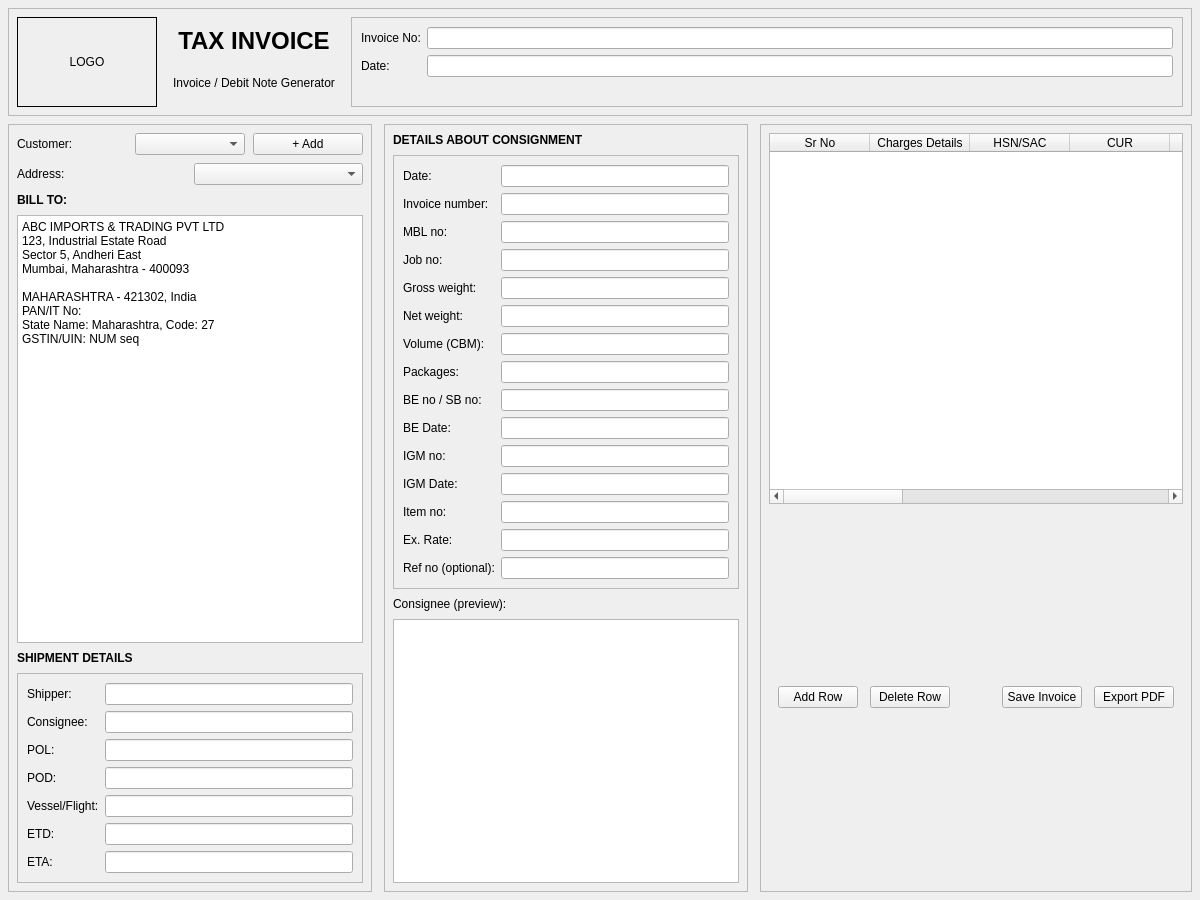
mailsolar11/SanshipInvoiceGenerator-pyqt6-, file ui/invoice_form.ui: the form before one commit.
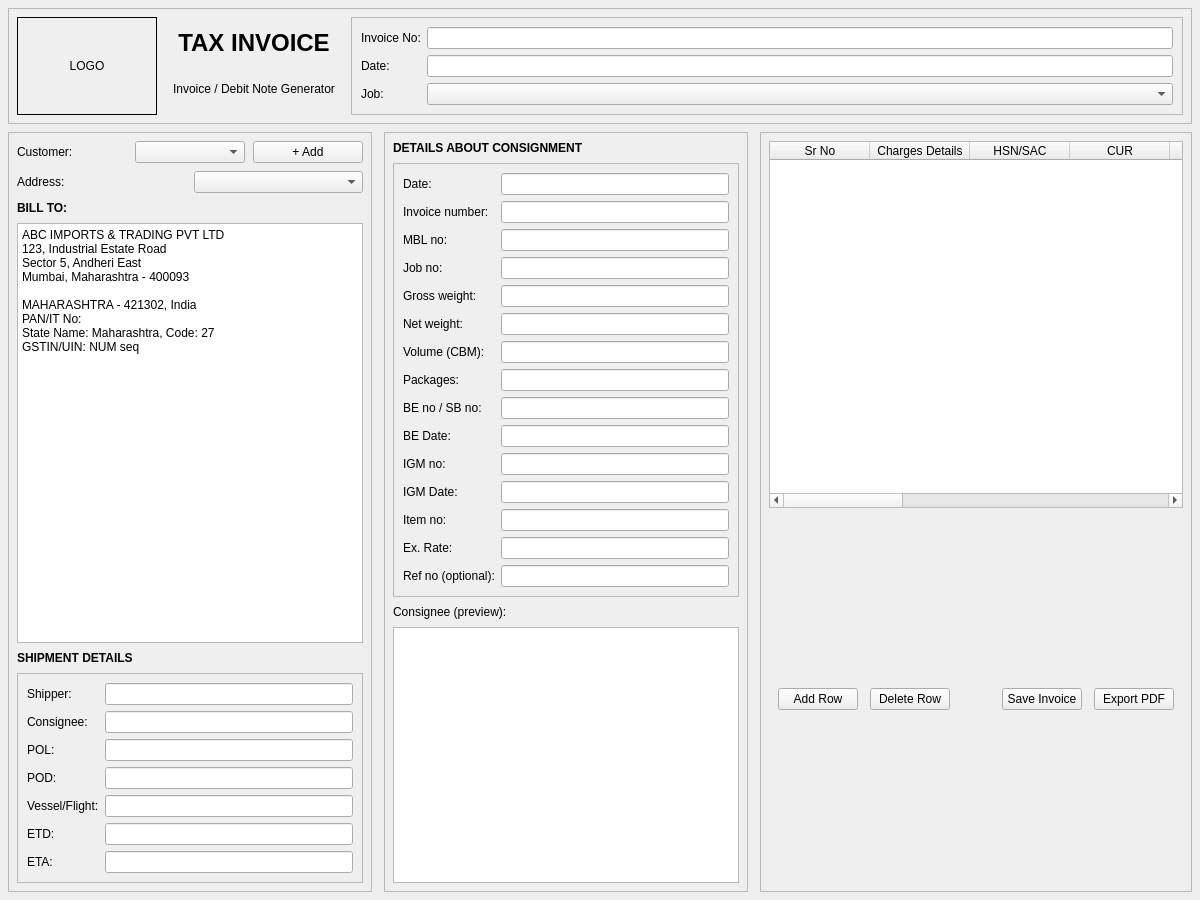
The form after the commit.

Commit message: v1.4 – Stable database schema, job_no standardization, invoice compatibility

```diff
--- a/ui/invoice_form.ui
+++ b/ui/invoice_form.ui
@@ -65,6 +65,23 @@
          <item row="1" column="1">
           <widget class="QLineEdit" name="leDate"/>
          </item>
+          <item row="2" column="0">
+          <widget class="QLabel" name="labelJob">
+          <property name="text">
+          <string>Job:</string>
+          </property>
+          </widget>
+         </item>
+
+         <item row="2" column="1">
+          <widget class="QComboBox" name="cbJob">
+          <property name="minimumWidth">
+          <number>220</number>
+          </property>
+          </widget>
+         </item>
+
+         
         </layout>
        </widget>
       </item>
```
The commit also changes 22 other files.
